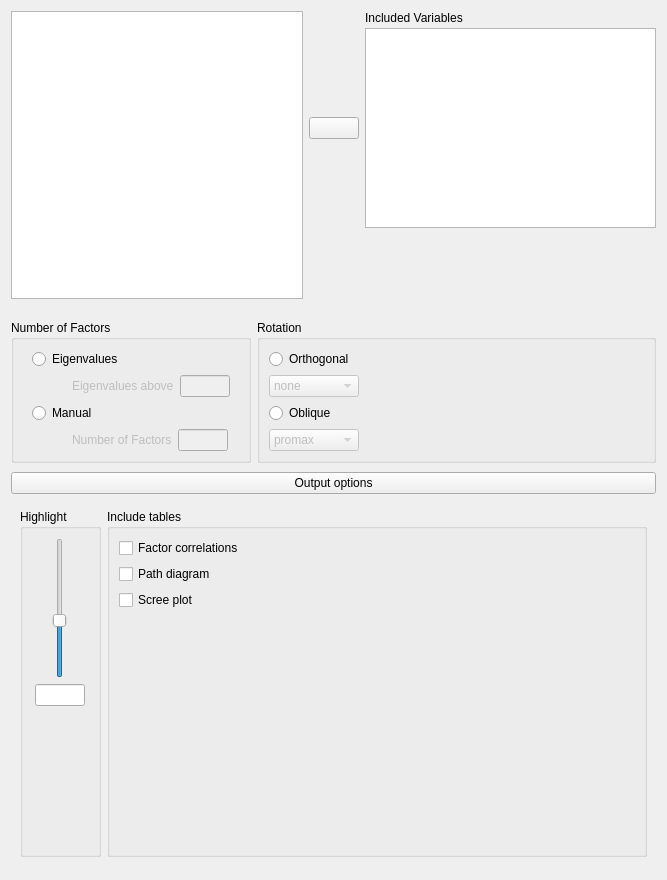
The window that JASP-Desktop/analysisforms/principalcomponentanalysisform.ui (jasp-stats/jasp-desktop) describes before a commit, drawn with Qt 5.
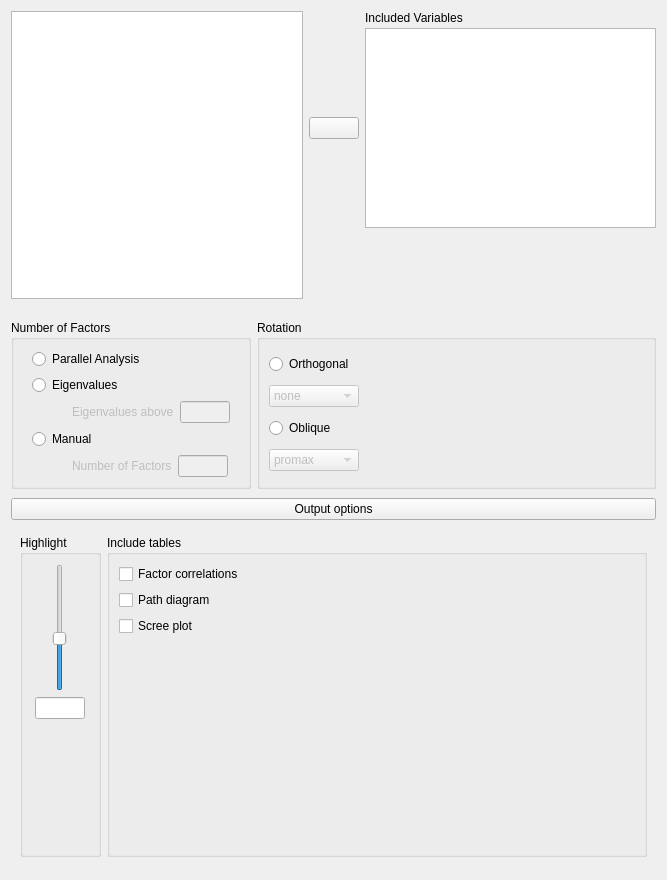
The same window after the commit. Custom widgets are drawn as their Qt base class.

Commit message: Updates to EFA and PCA. Parallel analysis implemented

Diff of the .ui file:
```diff
--- a/JASP-Desktop/analysisforms/principalcomponentanalysisform.ui
+++ b/JASP-Desktop/analysisforms/principalcomponentanalysisform.ui
@@ -317,69 +317,7 @@
          <string>Number of Factors</string>
         </property>
         <layout class="QGridLayout" name="gridLayout_5">
-         <item row="4" column="0">
-          <widget class="QWidget" name="nFactorWidget" native="true">
-           <property name="enabled">
-            <bool>true</bool>
-           </property>
-           <property name="sizePolicy">
-            <sizepolicy hsizetype="Fixed" vsizetype="Fixed">
-             <horstretch>0</horstretch>
-             <verstretch>0</verstretch>
-            </sizepolicy>
-           </property>
-           <layout class="QGridLayout" name="gridLayout_16">
-            <property name="leftMargin">
-             <number>40</number>
-            </property>
-            <property name="topMargin">
-             <number>0</number>
-            </property>
-            <property name="rightMargin">
-             <number>0</number>
-            </property>
-            <property name="bottomMargin">
-             <number>0</number>
-            </property>
-            <item row="0" column="0">
-             <widget class="QLabel" name="nFactorText">
-              <property name="enabled">
-               <bool>false</bool>
-              </property>
-              <property name="sizePolicy">
-               <sizepolicy hsizetype="Fixed" vsizetype="Fixed">
-                <horstretch>0</horstretch>
-                <verstretch>0</verstretch>
-               </sizepolicy>
-              </property>
-              <property name="text">
-               <string>Number of Factors</string>
-              </property>
-             </widget>
-            </item>
-            <item row="0" column="1">
-             <widget class="BoundTextBox" name="numberOfFactors">
-              <property name="enabled">
-               <bool>false</bool>
-              </property>
-              <property name="sizePolicy">
-               <sizepolicy hsizetype="Fixed" vsizetype="Fixed">
-                <horstretch>0</horstretch>
-                <verstretch>0</verstretch>
-               </sizepolicy>
-              </property>
-              <property name="maximumSize">
-               <size>
-                <width>50</width>
-                <height>16777215</height>
-               </size>
-              </property>
-             </widget>
-            </item>
-           </layout>
-          </widget>
-         </item>
-         <item row="2" column="0">
+         <item row="3" column="0">
           <widget class="QRadioButton" name="_2manual">
            <property name="sizePolicy">
             <sizepolicy hsizetype="Fixed" vsizetype="Fixed">
@@ -392,20 +330,7 @@
            </property>
           </widget>
          </item>
-         <item row="0" column="0">
-          <widget class="QRadioButton" name="_1eigenvalues">
-           <property name="sizePolicy">
-            <sizepolicy hsizetype="Fixed" vsizetype="Fixed">
-             <horstretch>0</horstretch>
-             <verstretch>0</verstretch>
-            </sizepolicy>
-           </property>
-           <property name="text">
-            <string>Eigenvalues</string>
-           </property>
-          </widget>
-         </item>
-         <item row="1" column="0">
+         <item row="2" column="0">
           <widget class="QWidget" name="nFactorWidget_2" native="true">
            <property name="enabled">
             <bool>true</bool>
@@ -467,6 +392,94 @@
            </layout>
           </widget>
          </item>
+         <item row="5" column="0">
+          <widget class="QWidget" name="nFactorWidget" native="true">
+           <property name="enabled">
+            <bool>true</bool>
+           </property>
+           <property name="sizePolicy">
+            <sizepolicy hsizetype="Fixed" vsizetype="Fixed">
+             <horstretch>0</horstretch>
+             <verstretch>0</verstretch>
+            </sizepolicy>
+           </property>
+           <layout class="QGridLayout" name="gridLayout_16">
+            <property name="leftMargin">
+             <number>40</number>
+            </property>
+            <property name="topMargin">
+             <number>0</number>
+            </property>
+            <property name="rightMargin">
+             <number>0</number>
+            </property>
+            <property name="bottomMargin">
+             <number>0</number>
+            </property>
+            <item row="0" column="0">
+             <widget class="QLabel" name="nFactorText">
+              <property name="enabled">
+               <bool>false</bool>
+              </property>
+              <property name="sizePolicy">
+               <sizepolicy hsizetype="Fixed" vsizetype="Fixed">
+                <horstretch>0</horstretch>
+                <verstretch>0</verstretch>
+               </sizepolicy>
+              </property>
+              <property name="text">
+               <string>Number of Factors</string>
+              </property>
+             </widget>
+            </item>
+            <item row="0" column="1">
+             <widget class="BoundTextBox" name="numberOfFactors">
+              <property name="enabled">
+               <bool>false</bool>
+              </property>
+              <property name="sizePolicy">
+               <sizepolicy hsizetype="Fixed" vsizetype="Fixed">
+                <horstretch>0</horstretch>
+                <verstretch>0</verstretch>
+               </sizepolicy>
+              </property>
+              <property name="maximumSize">
+               <size>
+                <width>50</width>
+                <height>16777215</height>
+               </size>
+              </property>
+             </widget>
+            </item>
+           </layout>
+          </widget>
+         </item>
+         <item row="1" column="0">
+          <widget class="QRadioButton" name="_1eigenvalues">
+           <property name="sizePolicy">
+            <sizepolicy hsizetype="Fixed" vsizetype="Fixed">
+             <horstretch>0</horstretch>
+             <verstretch>0</verstretch>
+            </sizepolicy>
+           </property>
+           <property name="text">
+            <string>Eigenvalues</string>
+           </property>
+          </widget>
+         </item>
+         <item row="0" column="0">
+          <widget class="QRadioButton" name="_3ParallelAnalysis">
+           <property name="sizePolicy">
+            <sizepolicy hsizetype="Fixed" vsizetype="Fixed">
+             <horstretch>0</horstretch>
+             <verstretch>0</verstretch>
+            </sizepolicy>
+           </property>
+           <property name="text">
+            <string>Parallel Analysis</string>
+           </property>
+          </widget>
+         </item>
         </layout>
        </widget>
       </item>
```
The commit also changes 5 other files.
